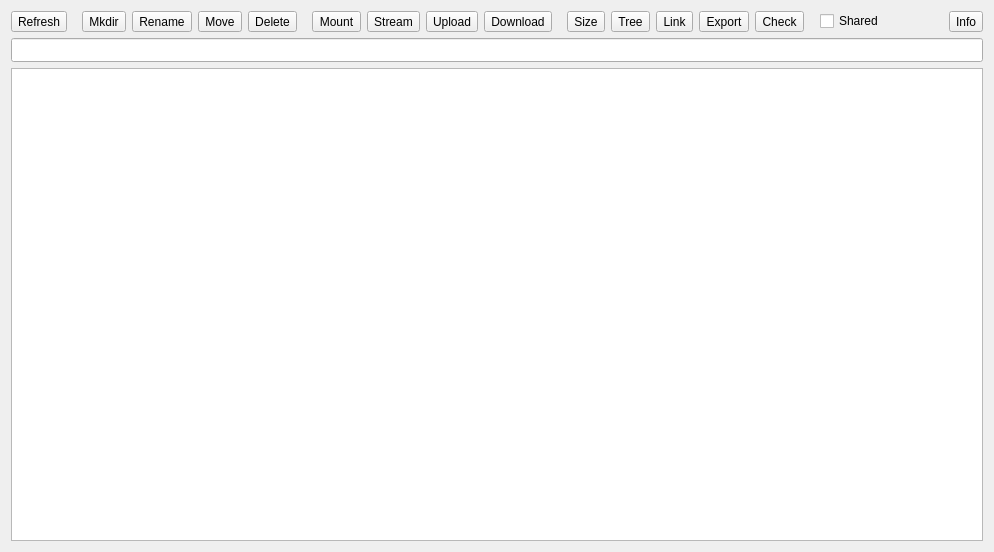
Before: the Qt Designer form src/remote_widget.ui in holazt/RcloneBrowser, drawn with Qt 5.
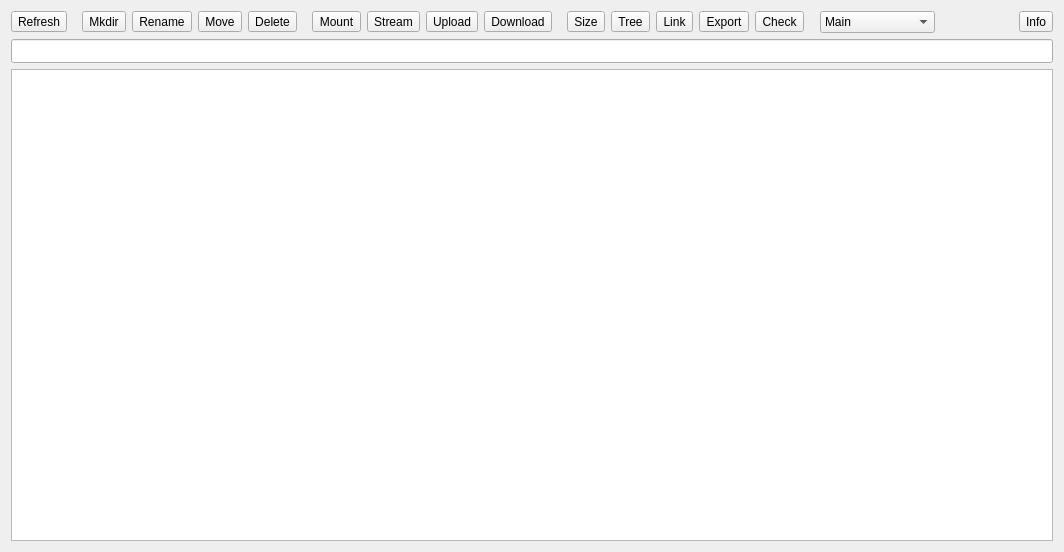
After: the same form once the commit is applied.

Commit message: for Google drive added option to browse trash (--drive-trashed-only) #82

```diff
--- a/src/remote_widget.ui
+++ b/src/remote_widget.ui
@@ -6,7 +6,7 @@
    <rect>
     <x>0</x>
     <y>0</y>
-    <width>994</width>
+    <width>1064</width>
     <height>552</height>
    </rect>
   </property>
@@ -238,13 +238,31 @@
            </spacer>
           </item>
           <item>
-           <widget class="QCheckBox" name="checkBoxShared">
-            <property name="toolTip">
-             <string>Show Google Drive &quot;Shared with Me&quot;</string>
+           <widget class="QComboBox" name="cb_GoogleDriveMode">
+            <property name="sizePolicy">
+             <sizepolicy hsizetype="Preferred" vsizetype="Preferred">
+              <horstretch>0</horstretch>
+              <verstretch>0</verstretch>
+             </sizepolicy>
             </property>
-            <property name="text">
-             <string>Shared</string>
+            <property name="currentIndex">
+             <number>0</number>
             </property>
+            <item>
+             <property name="text">
+              <string>Main</string>
+             </property>
+            </item>
+            <item>
+             <property name="text">
+              <string>Shared with me</string>
+             </property>
+            </item>
+            <item>
+             <property name="text">
+              <string>Trash</string>
+             </property>
+            </item>
            </widget>
           </item>
           <item>
```
Left out of the diff: 19 changed lines with no effect on the pictures. The commit also changes 10 other files.
